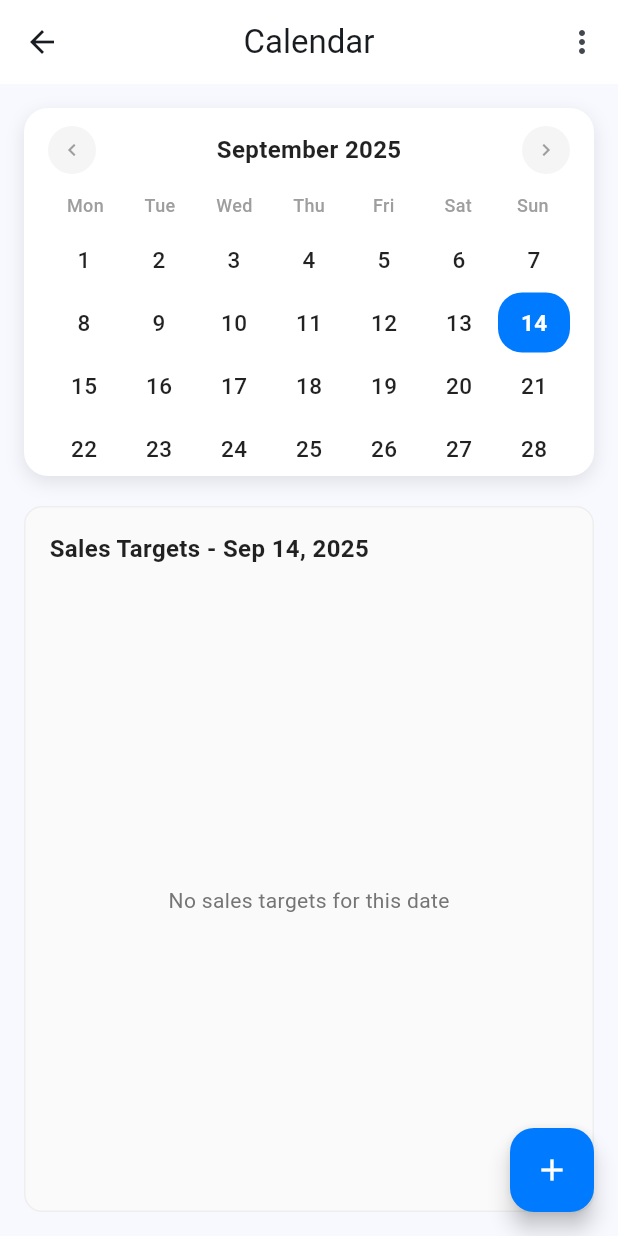
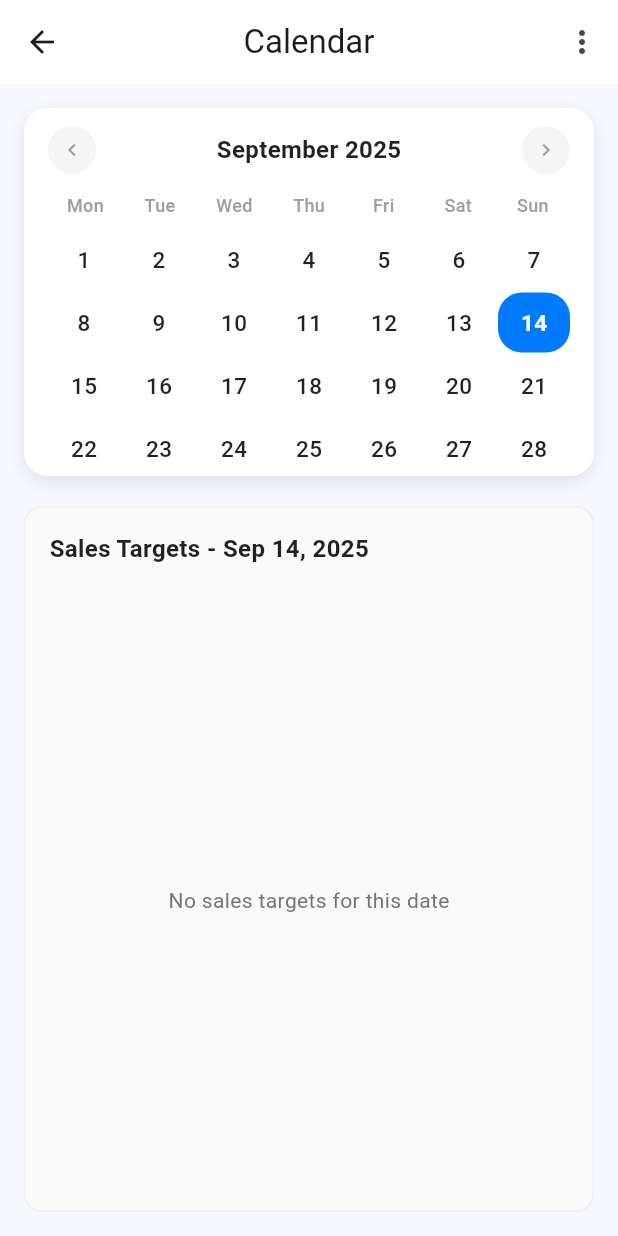
Before and after one commit to Kallikrist/Bonuses, a Flutter app: the CalendarPage screen opened directly, on a phone screen of 412 x 824 dp. Run offline on Flutter 3.47's test engine with Material 3 defaults, Android fonts, the phone set to English and light mode, and no system bars; our stand-ins replace shared_preferences; accounts and stored records are empty.

Commit message:
feat: Restrict calendar plus button to admin users only
- Added Consumer<AppProvider> to CalendarPage to check user role
- Plus button (FloatingActionButton) now only shows for admin users
- Employee users will not see the add target button in calendar view
- Maintains existing color-coded dots functionality:
  - Blue: Pending targets
  - Orange/Yellow: Submitted targets (waiting approval)
  - Green: Approved/succeeded targets
  - Red: Missed targets

This ensures proper role-based access control for target creation.

```diff
--- a/lib/widgets/calendar_widget.dart
+++ b/lib/widgets/calendar_widget.dart
@@ -39,6 +39,8 @@ class _CalendarPageState extends State<CalendarPage> {
 
   @override
   Widget build(BuildContext context) {
+    return Consumer<AppProvider>(
+      builder: (context, appProvider, child) {
         return Scaffold(
           appBar: AppBar(
             title: Text(widget.title ?? 'Calendar'),
@@ -82,15 +84,20 @@ class _CalendarPageState extends State<CalendarPage> {
               ],
             ),
           ),
-      floatingActionButton: FloatingActionButton(
+          // Only show the plus button for admins
+          floatingActionButton: appProvider.isAdmin
+              ? FloatingActionButton(
                   onPressed: () => _showAddTargetDialog(context),
                   backgroundColor: const Color(0xFF007AFF),
                   child: const Icon(
                     Icons.add,
                     color: Colors.white,
                   ),
-      ),
+                )
+              : null,
           floatingActionButtonLocation: FloatingActionButtonLocation.endFloat,
+        );
+      },
     );
   }
 
```
Lines whose indentation alone changed are shown as unchanged.
